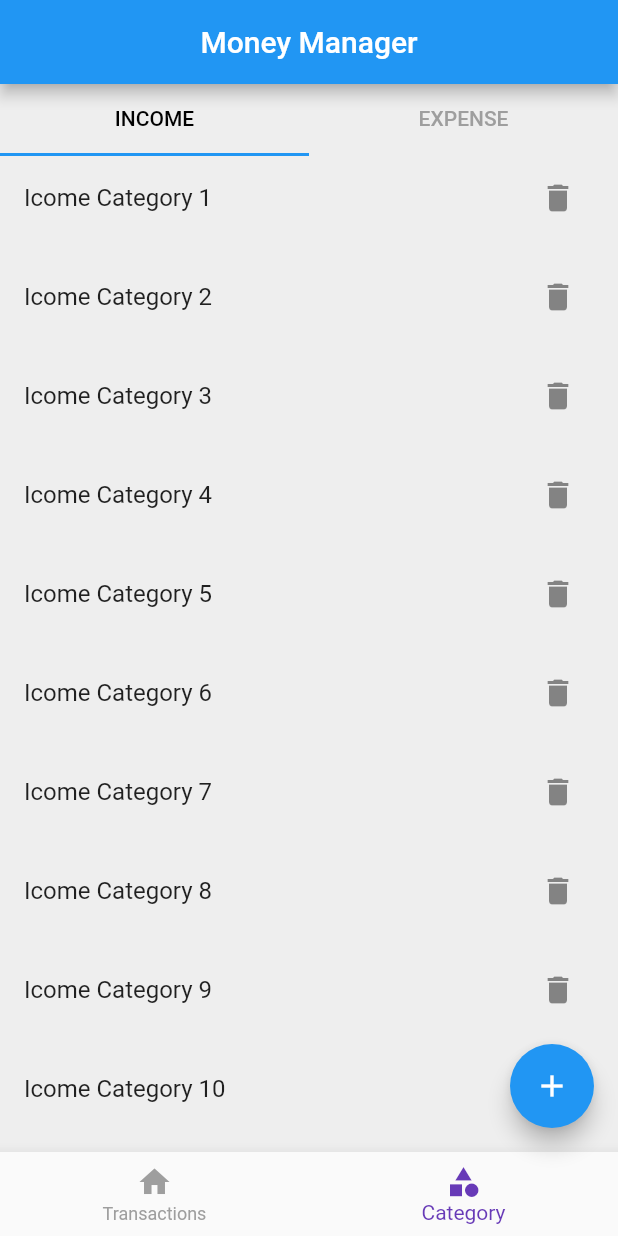
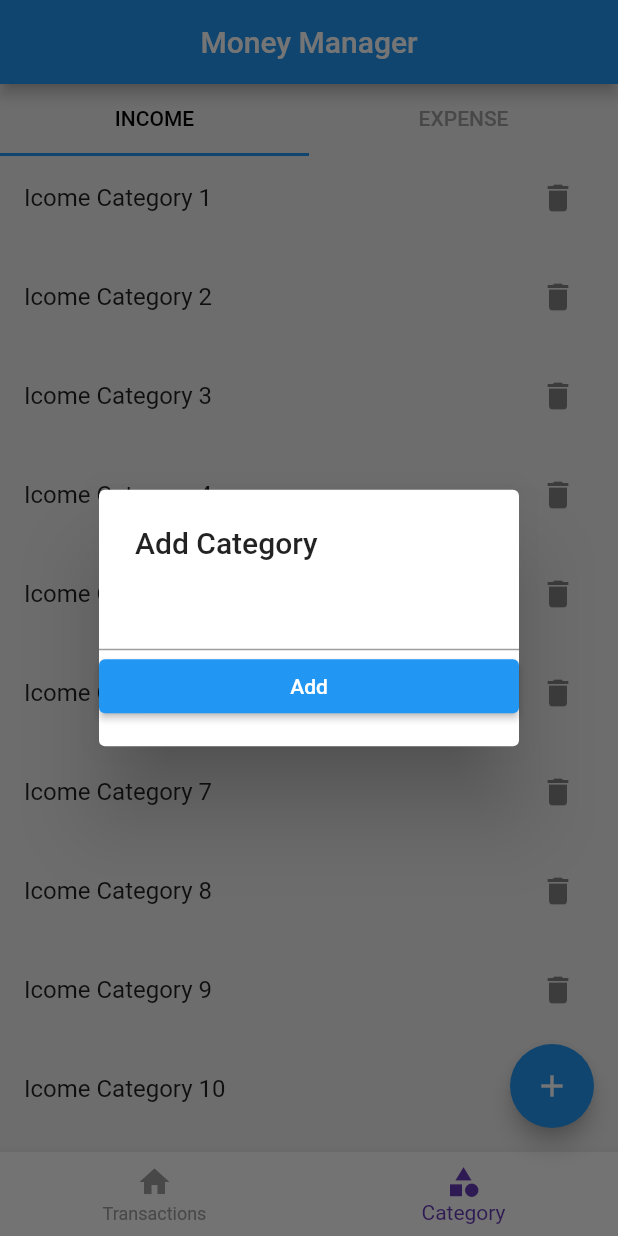
Before and after one commit to jishad-bin-yousaf/Personal-Money-Management-App, a Flutter app: the screen it shows after launch, item 2 of the bottom bar chosen, after a tap on the "add" icon, on a phone screen of 412 x 824 dp. Run offline on Flutter 3.47's test engine with Material 2 defaults, Android fonts, the phone set to English and light mode, and no system bars; our stand-ins replace hive, hive_flutter; accounts and stored records are empty.

Commit message:
Category add button created

```diff
--- a/lib/Models/Category/category_model.dart
+++ b/lib/Models/Category/category_model.dart
@@ -24,9 +24,14 @@ class CategoryModel {
   final CategoryType type;
 
   CategoryModel({
+    required this.id,
     required this.name,
-    required this.id,
+    required this.type,
     this.isDeleted = false,
-    required this.type,
   });
+
+  @override
+  String toString() {
+    return ' $name $type';
+  }
 }
--- /dev/null
+++ b/lib/Screens/category/category_add_popup.dart
@@ -0,0 +1,18 @@
+import 'package:flutter/material.dart';
+
+Future<void> showCategoryAddPopup(BuildContext context) async {
+  showDialog(
+      context: context,
+      builder: (ctx) {
+        return SimpleDialog(
+          title: const Text("Add Category"),
+          children: [
+            TextFormField(),
+            ElevatedButton(
+              onPressed: () {},
+              child: Text("Add"),
+            ),
+          ],
+        );
+      });
+}
--- a/lib/Screens/category/income_category_list.dart
+++ b/lib/Screens/category/income_category_list.dart
@@ -9,7 +9,10 @@ class IncomeCategoryList extends StatelessWidget {
       itemBuilder: (context, index) {
         return ListTile(
           title: Text("Icome Category ${index + 1}"),
-          trailing: IconButton(onPressed: () {}, icon: Icon(Icons.delete)),
+          trailing: IconButton(
+            onPressed: () {},
+            icon: Icon(Icons.delete),
+          ),
         );
       },
       separatorBuilder: (context, index) {
--- a/lib/Screens/category/screen_category.dart
+++ b/lib/Screens/category/screen_category.dart
@@ -1,6 +1,7 @@
 import 'package:flutter/material.dart';
 import 'package:sample/Screens/category/expence_category_list.dart';
 import 'package:sample/Screens/category/income_category_list.dart';
+import 'package:sample/db/Category/category_db.dart';
 
 class ScreenCategory extends StatefulWidget {
   const ScreenCategory({super.key});
@@ -14,6 +15,12 @@ class _ScreenCategoryState extends State<ScreenCategory> with SingleTickerProvid
   @override
   void initState() {
     _tabController = TabController(length: 2, vsync: this);
+    CategoryDb().getCategories().then(
+      (value) {
+        print("Category get");
+        print(value);
+      },
+    );
     super.initState();
   }
 
@@ -32,7 +39,10 @@ class _ScreenCategoryState extends State<ScreenCategory> with SingleTickerProvid
         Expanded(
           child: TabBarView(
             controller: _tabController,
-            children: [IncomeCategoryList(), ExpenceCategoryList()],
+            children: [
+              IncomeCategoryList(),
+              ExpenceCategoryList(),
+            ],
           ),
         ),
       ],
--- a/lib/Screens/home/screen_home.dart
+++ b/lib/Screens/home/screen_home.dart
@@ -1,7 +1,10 @@
 import 'package:flutter/material.dart';
+import 'package:sample/Models/Category/category_model.dart';
+import 'package:sample/Screens/category/category_add_popup.dart';
 import 'package:sample/Screens/category/screen_category.dart';
 import 'package:sample/Screens/home/widgets/bottom_navigation.dart';
 import 'package:sample/Screens/transactions/screen_transactions.dart';
+import 'package:sample/db/Category/category_db.dart';
 
 class ScreenHome extends StatelessWidget {
   const ScreenHome({super.key});
@@ -34,7 +37,15 @@ class ScreenHome extends StatelessWidget {
             if (selectedIndexNotifier.value == 0) {
               print("Something added in transactions");
             } else {
-              print("Something added in category");
+              print("Add category");
+              showCategoryAddPopup(context);
+
+              final _sample = CategoryModel(
+                name: "travel",
+                id: DateTime.now().millisecondsSinceEpoch.toString(),
+                type: CategoryType.expense,
+              );
+              CategoryDb().insertCategory(_sample);
             }
           },
           child: const Icon(Icons.add)),
```
